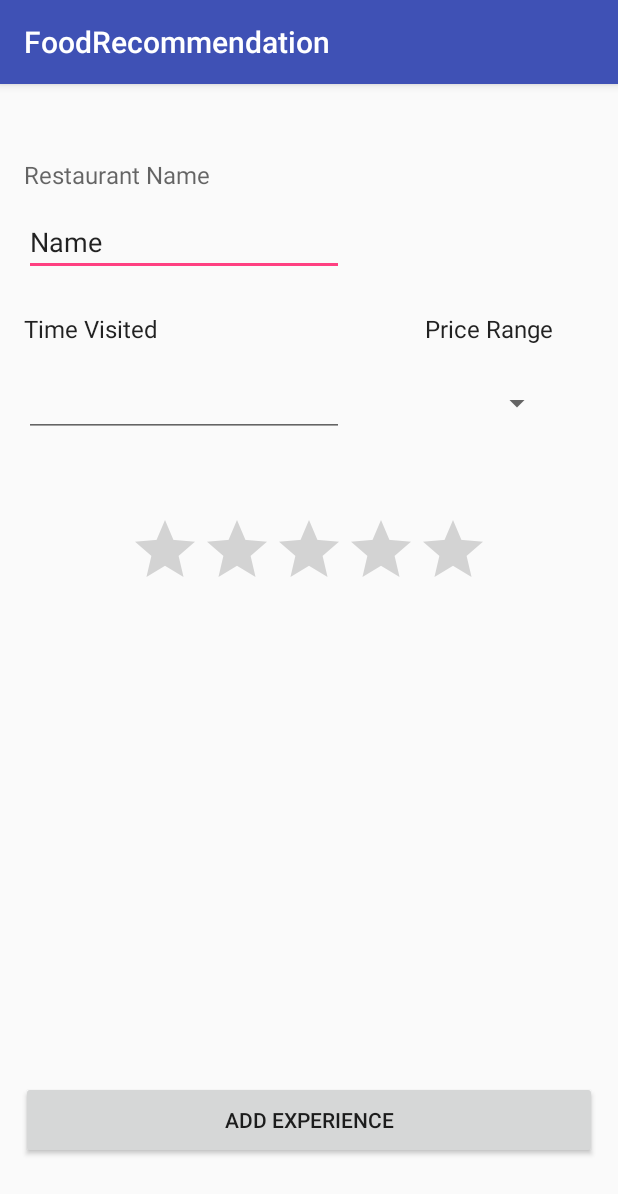
After one commit to TerrenceHo/FoodRecommendation, an Android app: the AddExperience screen opened directly, with no data from a screen before it, on a phone screen of 412 x 824 dp. The commit adds this screen. Shown: the top 1194 px of the screen. Run offline under Robolectric (Android 15) with nearby library versions, the phone set to English and light mode, and no system bars; network calls fail.

Commit message:
Added Add Experience Page

```diff
--- a/AndroidFrontEnd/FoodRecommendation/app/build.gradle
+++ b/AndroidFrontEnd/FoodRecommendation/app/build.gradle
@@ -29,6 +29,6 @@ dependencies {
     compile 'com.android.support.constraint:constraint-layout:1.0.2'
     compile 'com.android.support:design:25.1.0'
     compile 'com.android.support:support-vector-drawable:25.1.0'
+    compile 'com.github.erd:android-volley:1.0.0'
     testCompile 'junit:junit:4.12'
-    compile 'com.github.erd:android-volley:1.0.0'
 }
--- a/AndroidFrontEnd/FoodRecommendation/app/src/main/AndroidManifest.xml
+++ b/AndroidFrontEnd/FoodRecommendation/app/src/main/AndroidManifest.xml
@@ -24,7 +24,8 @@
         </activity>
         <activity android:name=".Profile" />
         <activity android:name=".Dashboard" />
-        <activity android:name=".Options"></activity>
+        <activity android:name=".Options" />
+        <activity android:name=".AddExperience"></activity>
     </application>
 
 </manifest>
--- /dev/null
+++ b/AndroidFrontEnd/FoodRecommendation/app/src/main/java/com/example/nilay/foodrecommendation/AddExperience.java
@@ -0,0 +1,25 @@
+package com.example.nilay.foodrecommendation;
+
+import android.content.Intent;
+import android.support.v7.app.AppCompatActivity;
+import android.os.Bundle;
+import android.view.View;
+import android.widget.Button;
+
+public class AddExperience extends AppCompatActivity {
+
+    @Override
+    protected void onCreate(Bundle savedInstanceState) {
+        super.onCreate(savedInstanceState);
+        setContentView(R.layout.activity_add_experience);
+
+        Button btn = (Button)findViewById(R.id.addExperienceButton);
+
+        btn.setOnClickListener(new View.OnClickListener() {
+            @Override
+            public void onClick(View v) {
+                startActivity(new Intent(AddExperience.this, Dashboard.class));
+            }
+        });
+    }
+}
--- /dev/null
+++ b/AndroidFrontEnd/FoodRecommendation/app/src/main/res/layout/activity_add_experience.xml
@@ -0,0 +1,121 @@
+<?xml version="1.0" encoding="utf-8"?>
+<android.support.constraint.ConstraintLayout xmlns:android="http://schemas.android.com/apk/res/android"
+    xmlns:app="http://schemas.android.com/apk/res-auto"
+    xmlns:tools="http://schemas.android.com/tools"
+    android:layout_width="match_parent"
+    android:layout_height="match_parent"
+    tools:context="com.example.nilay.foodrecommendation.AddExperience">
+
+    <Button
+        android:id="@+id/addExperienceButton"
+        android:layout_width="0dp"
+        android:layout_height="52dp"
+        android:text="Add Experience"
+        tools:layout_constraintRight_creator="1"
+        tools:layout_constraintBottom_creator="1"
+        android:layout_marginStart="14dp"
+        app:layout_constraintBottom_toBottomOf="parent"
+        android:layout_marginEnd="14dp"
+        app:layout_constraintRight_toRightOf="parent"
+        tools:layout_constraintLeft_creator="1"
+        android:layout_marginBottom="51dp"
+        app:layout_constraintLeft_toLeftOf="parent"
+        android:layout_marginLeft="14dp"
+        android:layout_marginRight="14dp" />
+
+    <TextView
+        android:id="@+id/RestaurantName"
+        android:layout_width="wrap_content"
+        android:layout_height="wrap_content"
+        android:hint="Restaurant Name"
+        android:textAppearance="@style/TextAppearance.AppCompat.Menu"
+        tools:layout_constraintTop_creator="1"
+        android:layout_marginStart="16dp"
+        android:layout_marginTop="49dp"
+        tools:layout_constraintLeft_creator="1"
+        app:layout_constraintLeft_toLeftOf="parent"
+        app:layout_constraintTop_toTopOf="parent"
+        android:layout_marginLeft="16dp" />
+
+    <EditText
+        android:id="@+id/editRestaurantName"
+        android:layout_width="wrap_content"
+        android:layout_height="wrap_content"
+        android:ems="10"
+        android:inputType="textPersonName"
+        android:text="Name"
+        tools:layout_constraintTop_creator="1"
+        tools:layout_constraintRight_creator="1"
+        app:layout_constraintRight_toRightOf="@+id/editText2"
+        android:layout_marginTop="11dp"
+        app:layout_constraintTop_toBottomOf="@+id/RestaurantName"
+        tools:layout_constraintLeft_creator="1"
+        app:layout_constraintLeft_toLeftOf="@+id/editText2" />
+
+    <EditText
+        android:id="@+id/editText2"
+        android:layout_width="wrap_content"
+        android:layout_height="wrap_content"
+        android:ems="10"
+        android:inputType="time"
+        tools:layout_constraintTop_creator="1"
+        android:layout_marginStart="16dp"
+        android:layout_marginTop="62dp"
+        app:layout_constraintTop_toBottomOf="@+id/editRestaurantName"
+        tools:layout_constraintLeft_creator="1"
+        app:layout_constraintLeft_toLeftOf="parent"
+        android:layout_marginLeft="16dp" />
+
+    <TextView
+        android:id="@+id/textView4"
+        android:layout_width="wrap_content"
+        android:layout_height="wrap_content"
+        android:text="Time Visited"
+        android:textAppearance="@style/TextAppearance.AppCompat.Menu"
+        tools:layout_constraintBottom_creator="1"
+        app:layout_constraintBottom_toTopOf="@+id/editText2"
+        android:layout_marginStart="16dp"
+        tools:layout_constraintLeft_creator="1"
+        android:layout_marginBottom="16dp"
+        app:layout_constraintLeft_toLeftOf="parent"
+        android:layout_marginLeft="16dp" />
+
+    <TextView
+        android:id="@+id/textView5"
+        android:layout_width="wrap_content"
+        android:layout_height="wrap_content"
+        android:text="Price Range"
+        android:textAppearance="@style/TextAppearance.AppCompat.Menu"
+        tools:layout_constraintRight_creator="1"
+        tools:layout_constraintBottom_creator="1"
+        app:layout_constraintBottom_toTopOf="@+id/spinner"
+        android:layout_marginEnd="43dp"
+        app:layout_constraintRight_toRightOf="parent"
+        android:layout_marginBottom="16dp"
+        android:layout_marginRight="43dp" />
+
+    <Spinner
+        android:id="@+id/spinner"
+        android:layout_width="0dp"
+        android:layout_height="0dp"
+        tools:layout_constraintTop_creator="1"
+        tools:layout_constraintRight_creator="1"
+        tools:layout_constraintBottom_creator="1"
+        app:layout_constraintBottom_toBottomOf="@+id/editText2"
+        app:layout_constraintRight_toRightOf="@+id/textView5"
+        tools:layout_constraintLeft_creator="1"
+        app:layout_constraintLeft_toLeftOf="@+id/textView5"
+        app:layout_constraintTop_toTopOf="@+id/editText2" />
+
+    <RatingBar
+        android:id="@+id/ratingBar"
+        android:layout_width="wrap_content"
+        android:layout_height="wrap_content"
+        tools:layout_constraintTop_creator="1"
+        tools:layout_constraintRight_creator="1"
+        app:layout_constraintRight_toRightOf="parent"
+        android:layout_marginTop="51dp"
+        app:layout_constraintTop_toBottomOf="@+id/editText2"
+        tools:layout_constraintLeft_creator="1"
+        app:layout_constraintLeft_toLeftOf="parent" />
+</android.support.constraint.ConstraintLayout>
```
Also changed, not shown: AndroidFrontEnd/FoodRecommendation/app/src/main/java/com/example/nilay/foodrecommendation/Dashboard.java (+10 -0 lines), AndroidFrontEnd/FoodRecommendation/app/src/main/res/drawable/ic_add_black_24dp.xml (added, +9 -0 lines), AndroidFrontEnd/FoodRecommendation/app/src/main/res/drawable/round_button.xml (added, +13 -0 lines), AndroidFrontEnd/FoodRecommendation/app/src/main/res/layout/activity_dashboard.xml (+14 -0 lines), AndroidFrontEnd/FoodRecommendation/app/src/main/res/layout/activity_profile.xml (+6 -6 lines).
